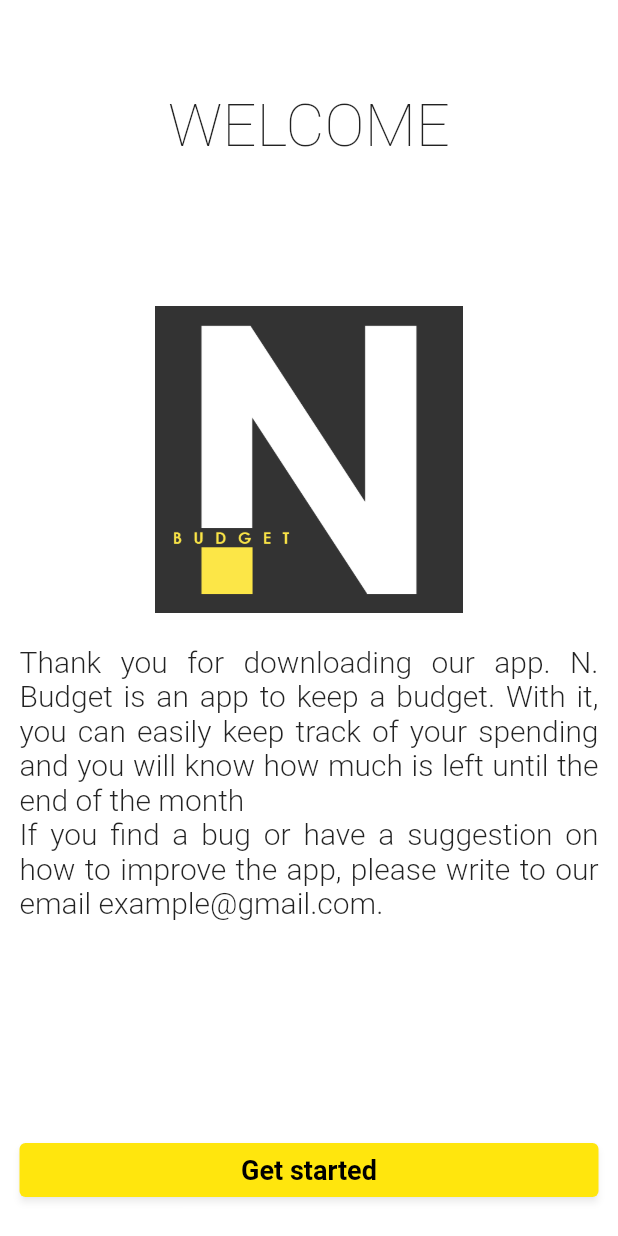
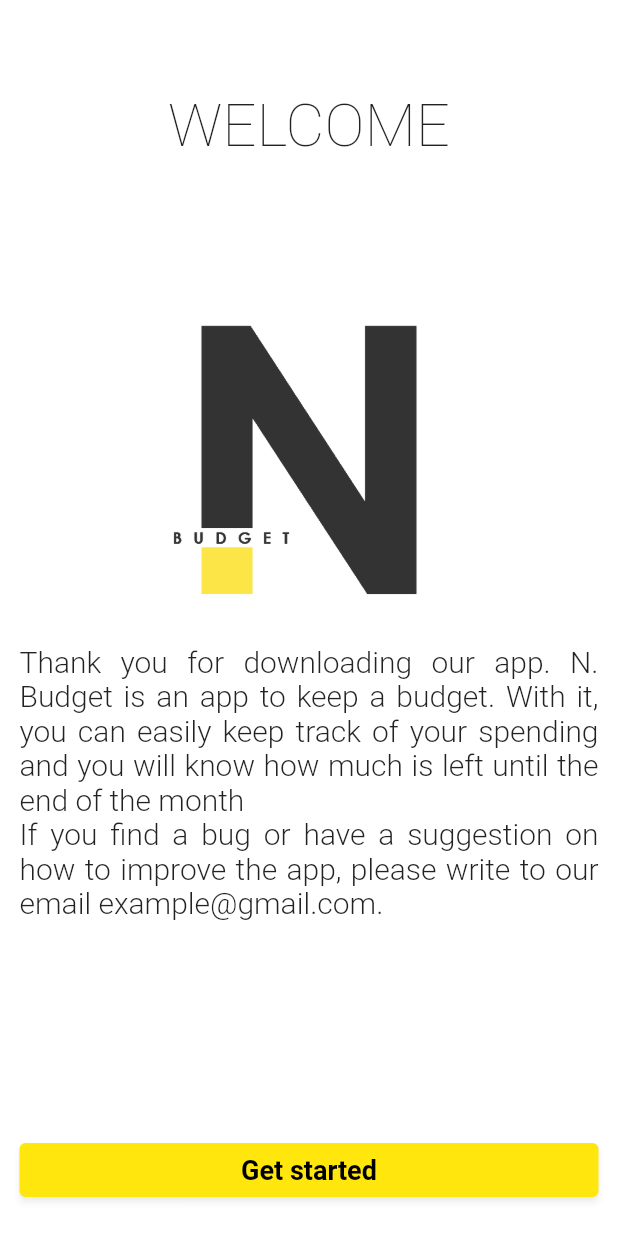
Before and after one commit to bahmN/N.Budget-Android, a Flutter app: the screen it shows after launch, on a phone screen of 412 x 824 dp. Run offline on Flutter 3.47's test engine with Material 2 defaults, Android fonts, the phone set to English and light mode, and no system bars; our stand-ins replace adaptive_theme, cloud_firestore, connectivity, firebase_auth, firebase_core, fluttertoast and 3 more; missing offline and left inert: calendarro, flutter_rounded_date_picker; accounts and stored records are empty.

```diff
--- a/lib/r.dart
+++ b/lib/r.dart
@@ -19,6 +19,9 @@ class _ImageResources {
 
   /// ![](D:\programming\flutter\N.Budget-Android\assets/images/logoApp.png)
   final logo_app = r'assets/images/logoApp.png';
+
+  /// ![](D:\programming\flutter\N.Budget-Android\assets/images/logoWhite.png)
+  final logo_white = r'assets/images/logoWhite.png';
 }
 
 class _SvgResources {
--- a/lib/welcome/welcomeScreen.dart
+++ b/lib/welcome/welcomeScreen.dart
@@ -39,7 +39,7 @@ class WelcomeScreen extends StatelessWidget {
               padding: EdgeInsets.only(
                   top: MediaQuery.of(context).size.height / 8.5),
               child: Image.asset(
-                R.images.logo,
+                R.images.logo_white,
                 width: 205,
                 height: 205,
               ),
--- a/pubspec.yaml
+++ b/pubspec.yaml
@@ -32,6 +32,7 @@ dependencies:
   get_storage:
 
 dev_dependencies:
+  flutter_launcher_icons: ^0.8.1
   flutter_test:
     sdk: flutter
   r_resources:
@@ -39,6 +40,11 @@ dev_dependencies:
       url: https://github.com/SolitaryHat/r_resources.git
       ref: beta0.0.3
   build_runner: ^1.10.1
+
+flutter_icons:
+  android: "launcher_icon"
+  ios: true
+  image_path: "assets/images/logoApp.png"
 
 flutter:
 
```
Also changed, not shown: assets/images/logo.png, assets/images/logoApp.png (added), assets/images/logoWhite.png (added).
